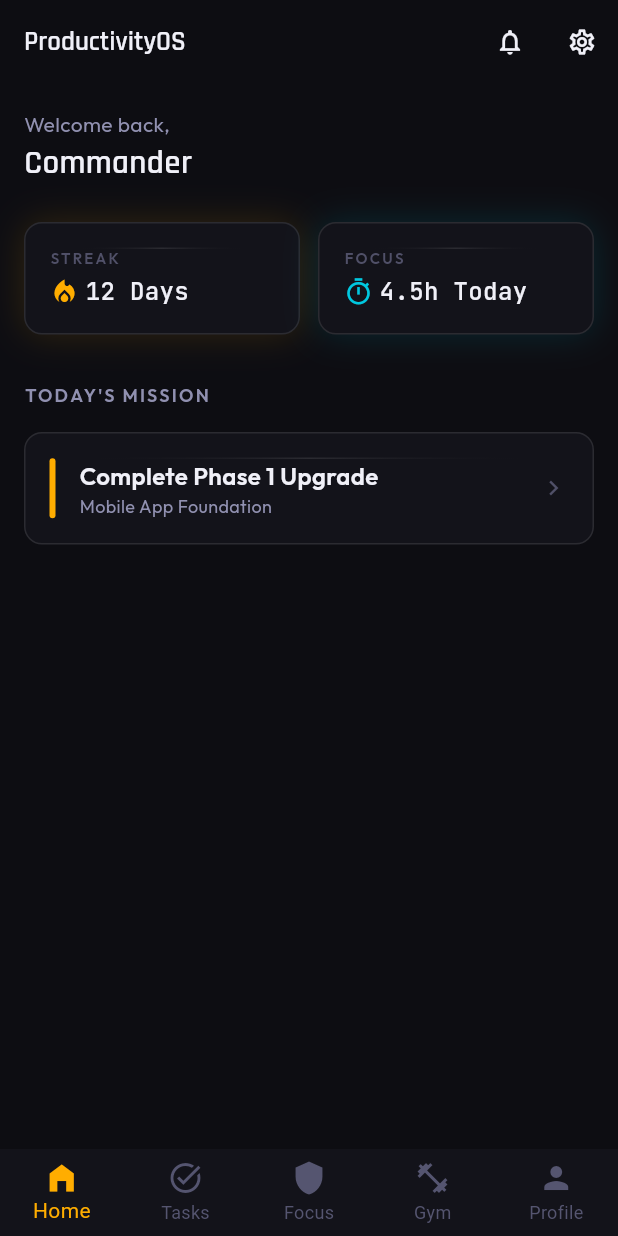
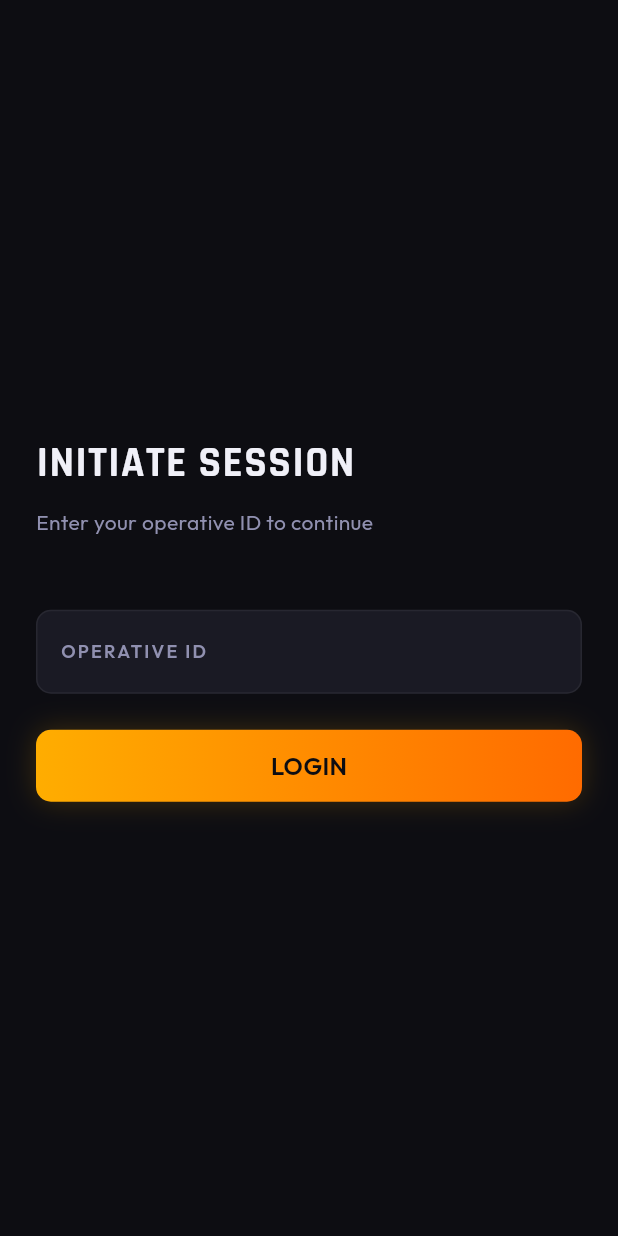
Before and after one commit to Lalitjindal-code/productivtyOS, a Flutter app: the screen it shows after launch, on a phone screen of 412 x 824 dp. Run offline on Flutter 3.47's test engine with Material 3 defaults, Android fonts, the phone set to English and light mode, and no system bars; our stand-ins replace dio, drift, flutter_riverpod, flutter_secure_storage, go_router, google_fonts and 1 more; accounts and stored records are empty; generated files the repository leaves out were written again.

Commit message:
mobile app phase 2  complete

```diff
--- a/mobile_app/lib/app.dart
+++ b/mobile_app/lib/app.dart
@@ -1,14 +1,31 @@
 import 'package:flutter/material.dart';
 import 'package:flutter_riverpod/flutter_riverpod.dart';
 import 'package:go_router/go_router.dart';
+import 'features/auth/presentation/login_screen.dart';
+import 'features/auth/data/auth_repository.dart';
 import 'features/home/presentation/home_screen.dart';
+import 'features/tasks/presentation/tasks_screen.dart';
 // Note: Other screens will be imported as they are refactored
 // For now, using placeholders or existing screens
 
 final routerProvider = Provider<GoRouter>((ref) {
+  final authState = ref.watch(authStateProvider);
+
   return GoRouter(
     initialLocation: '/',
+    redirect: (context, state) {
+      final isLoggedIn = authState.valueOrNull ?? false;
+      final isAuthRoute = state.uri.path.startsWith('/auth');
+
+      if (!isLoggedIn && !isAuthRoute) return '/auth/login';
+      if (isLoggedIn && isAuthRoute) return '/';
+      return null;
+    },
     routes: [
+      GoRoute(
+        path: '/auth/login',
+        builder: (context, state) => const LoginScreen(),
+      ),
       ShellRoute(
         builder: (context, state, child) => MainShell(child: child),
         routes: [
@@ -18,7 +35,7 @@ final routerProvider = Provider<GoRouter>((ref) {
           ),
           GoRoute(
             path: '/tasks',
-            builder: (context, state) => const Scaffold(body: Center(child: Text('Tasks Screen'))),
+            builder: (context, state) => const TasksScreen(),
           ),
           GoRoute(
             path: '/focus',
--- /dev/null
+++ b/mobile_app/lib/features/auth/presentation/login_screen.dart
@@ -0,0 +1,69 @@
+import 'package:flutter/material.dart';
+import 'package:flutter_riverpod/flutter_riverpod.dart';
+import 'package:go_router/go_router.dart';
+import '../data/auth_repository.dart';
+import '../../../core/theme/app_colors.dart';
+import '../../../core/theme/app_typography.dart';
+import '../../../shared/widgets/app_button.dart';
+
+class LoginScreen extends ConsumerStatefulWidget {
+  const LoginScreen({super.key});
+
+  @override
+  ConsumerState<LoginScreen> createState() => _LoginScreenState();
+}
+
+class _LoginScreenState extends ConsumerState<LoginScreen> {
+  final _userIdController = TextEditingController();
+  bool _isLoading = false;
+
+  @override
+  Widget build(BuildContext context) {
+    return Scaffold(
+      body: Padding(
+        padding: const EdgeInsets.symmetric(horizontal: 24),
+        child: Column(
+          mainAxisAlignment: MainAxisAlignment.center,
+          crossAxisAlignment: CrossAxisAlignment.start,
+          children: [
+            Text('INITIATE SESSION', style: AppTypography.displayLg),
+            const SizedBox(height: 8),
+            Text('Enter your operative ID to continue',
+              style: AppTypography.bodyMd.copyWith(color: AppColors.textSecondary)),
+            const SizedBox(height: 48),
+            TextField(
+              controller: _userIdController,
+              decoration: const InputDecoration(
+                labelText: 'OPERATIVE ID',
+                hintText: 'e.g. user_mvp_1',
+              ),
+              style: AppTypography.monoMd,
+            ),
+            const SizedBox(height: 24),
+            AppButton(
+              label: 'LOGIN',
+              isLoading: _isLoading,
+              isFullWidth: true,
+              onPressed: _handleLogin,
+            ),
+          ],
+        ),
+      ),
+    );
+  }
+
+  Future<void> _handleLogin() async {
+    if (_userIdController.text.isEmpty) return;
+
+    setState(() => _isLoading = true);
+
+    // Simulate API delay
+    await Future.delayed(const Duration(seconds: 1));
+
+    await ref.read(authRepositoryProvider).login(_userIdController.text);
+
+    if (mounted) {
+      context.go('/');
+    }
+  }
+}
--- a/mobile_app/pubspec.yaml
+++ b/mobile_app/pubspec.yaml
@@ -25,6 +25,9 @@ dependencies:
   sqlite3_flutter_libs: ^0.5.24
   flutter_secure_storage: ^9.0.0
   shared_preferences: ^2.2.3
+
+  path_provider: ^2.1.2
+  path: ^1.9.0
 
   # UI & Design System
   google_fonts: ^6.2.1
```
Also changed, not shown: mobile_app/lib/core/constants/api_constants.dart (added, +13 -0 lines), mobile_app/lib/core/database/database.dart (added, +47 -0 lines), mobile_app/lib/core/database/database_provider.dart (added, +8 -0 lines), mobile_app/lib/core/network/dio_client.dart (added, +30 -0 lines), mobile_app/lib/features/auth/data/auth_repository.dart (added, +30 -0 lines), mobile_app/lib/features/tasks/data/task_repository.dart (added, +86 -0 lines), mobile_app/lib/features/tasks/domain/task_model.dart (added, +47 -0 lines), mobile_app/lib/features/tasks/presentation/tasks_screen.dart (added, +102 -0 lines).
